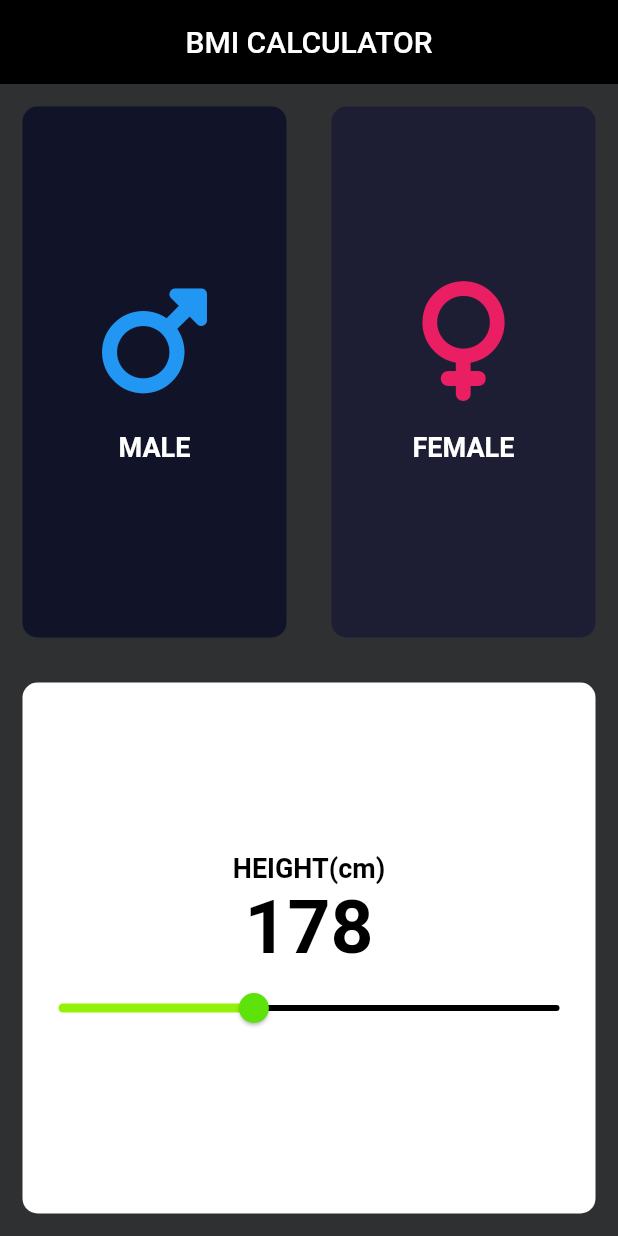
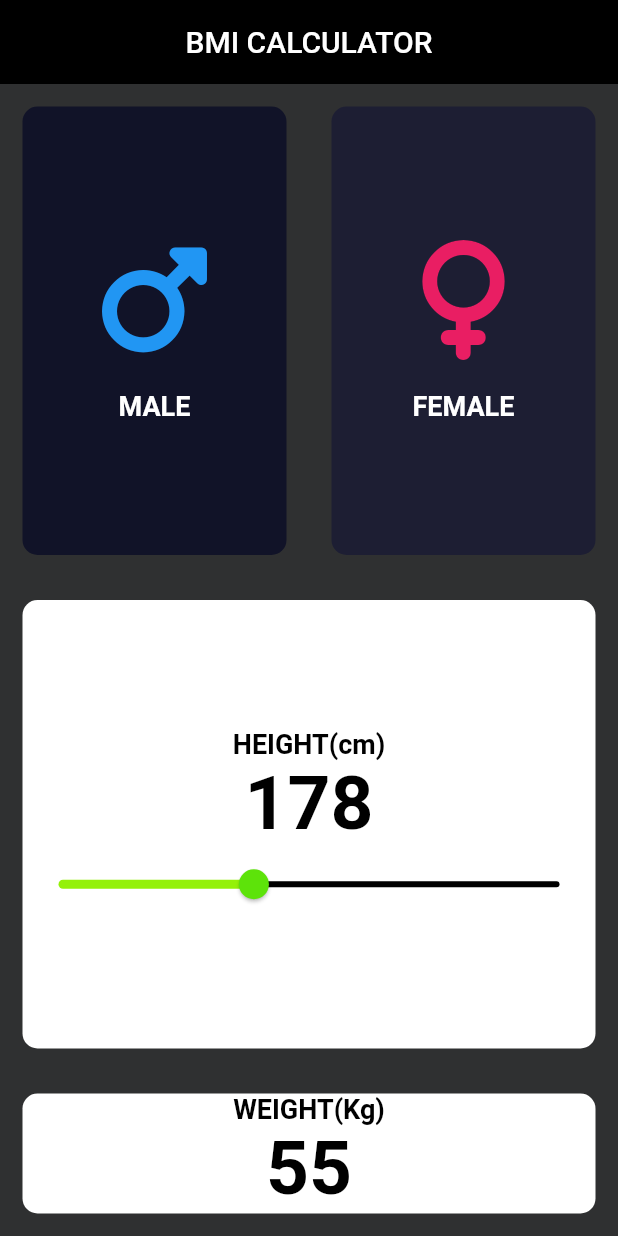
Before and after one commit to HEYKASHIF/Bmi_Calci, a Flutter app: the screen it shows after launch, on a phone screen of 412 x 824 dp. Run offline on Flutter 3.47's test engine with Material 2 defaults, Android fonts, the phone set to English and light mode, and no system bars; our stand-ins replace font_awesome_flutter.

Commit message:
3-may commit6

```diff
--- a/lib/pages/Home_page.dart
+++ b/lib/pages/Home_page.dart
@@ -116,6 +116,41 @@ class _HomePageState extends State<HomePage> {
               onPress: () {},
             ),
           ),
+          Row(
+            children: [
+              Expanded(
+                child: ReusableCard(
+                  CardChild: Column(
+                    mainAxisAlignment: MainAxisAlignment.center,
+                    children: [
+                      Text(
+                        'WEIGHT(Kg)',
+                        style: TextStyle(
+                            fontSize: 18,
+                            color: Colors.black,
+                            fontWeight: FontWeight.bold),
+                      ),
+                      Text(
+                        Weight.toString(),
+                        style: TextStyle(
+                          fontWeight: FontWeight.bold,
+                          fontSize: 50,
+                          color: Colors.black,
+                        ),
+                      ),
+                      Row(
+                        mainAxisAlignment: MainAxisAlignment.center,
+                        children: [],
+                      )
+                    ],
+                  ),
+                  color: Colors.white,
+                  onPress: () {},
+                ),
+              ),
+              // Expanded(child: child),
+            ],
+          )
         ],
       ),
     );
```
